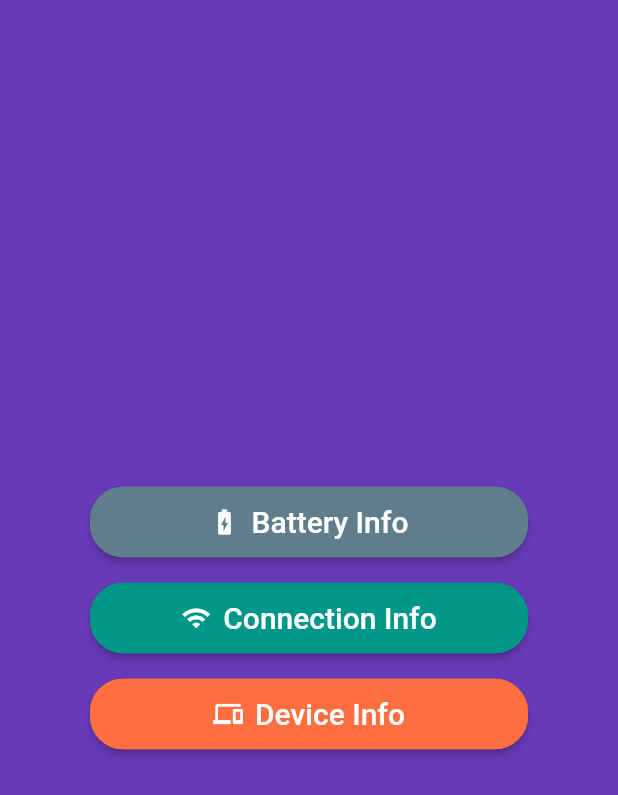
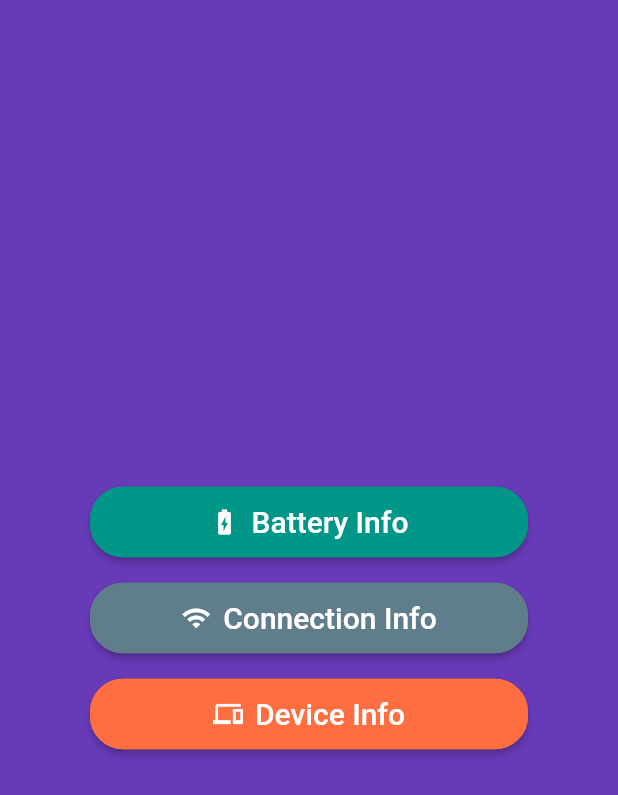
Before and after one commit to kaykobad/MyDeviceInfo-Flutter, a Flutter app: the screen it shows after launch, on a phone screen of 412 x 824 dp. Shown: the top 795 px of the screen. Run offline on Flutter 3.47's test engine with Material 2 defaults, Android fonts, the phone set to English and light mode, and no system bars; our stand-ins replace flutter_spinkit.

Commit message:
Introduce project constants and use them

```diff
--- /dev/null
+++ b/lib/constants.dart
@@ -0,0 +1,9 @@
+import 'package:flutter/material.dart';
+
+class ProjectConstants {
+  static final List<String> buttonLabels = ["Battery Info", "Connection Info", "Device Info"];
+  static final List<IconData> buttonIcons = [Icons.battery_charging_full, Icons.wifi, Icons.devices];
+  static final List<Color> buttonColors = [Colors.teal, Colors.blueGrey, Colors.deepOrangeAccent];
+  static final String projectName = 'My Device Info';
+  static final String courtesy = 'By Kaykobad Reza';
+}
--- a/lib/selection_screen.dart
+++ b/lib/selection_screen.dart
@@ -1,10 +1,7 @@
 import 'package:flutter/material.dart';
+import 'package:my_device_info/constants.dart';
 
 class OptionSelectionPage extends StatelessWidget {
-  final List<String> _buttonLabels = ["Battery Info", "Connection Info", "Device Info"];
-  final List<IconData> _buttonIcons = [Icons.battery_charging_full, Icons.wifi, Icons.devices];
-  final List<Color> _buttonColors = [Colors.blueGrey, Colors.teal, Colors.deepOrangeAccent];
-
   @override
   Widget build(BuildContext context) {
     return Scaffold(
@@ -29,15 +26,15 @@ class OptionSelectionPage extends StatelessWidget {
       width: double.infinity,
       padding: EdgeInsets.symmetric(vertical: 8.0, horizontal: 60.0),
       child: RaisedButton.icon(
-        color: _buttonColors[index],
+        color: ProjectConstants.buttonColors[index],
         padding: EdgeInsets.all(12.0),
         icon: Icon(
-          _buttonIcons[index],
+          ProjectConstants.buttonIcons[index],
           color: Colors.white,
           size: 20,
         ),
         label: Text(
-          _buttonLabels[index],
+          ProjectConstants.buttonLabels[index],
           style: TextStyle(
             color: Colors.white,
             fontSize: 20,
@@ -45,7 +42,7 @@ class OptionSelectionPage extends StatelessWidget {
         ),
         shape: RoundedRectangleBorder(
             borderRadius: BorderRadius.circular(22.0),
-            side: BorderSide(color: _buttonColors[index])
+            side: BorderSide(color: ProjectConstants.buttonColors[index])
         ),
         onPressed: (){},
       ),
--- a/lib/splash_screen.dart
+++ b/lib/splash_screen.dart
@@ -1,5 +1,6 @@
 import 'package:flutter/material.dart';
 import 'package:flutter_spinkit/flutter_spinkit.dart';
+import 'package:my_device_info/constants.dart';
 import 'dart:async';
 
 import 'package:my_device_info/selection_screen.dart';
@@ -31,7 +32,7 @@ class _SplashScreenState extends State<SplashScreen> {
                   mainAxisAlignment: MainAxisAlignment.center,
                   children: [
                     Text(
-                      "My Device Info",
+                      ProjectConstants.projectName,
                       style: TextStyle(
                         fontSize: 32,
                         color: Colors.white,
@@ -48,7 +49,7 @@ class _SplashScreenState extends State<SplashScreen> {
               Expanded(
                 flex: 1,
                 child: Text(
-                  "By Md. Kaykobad Reza",
+                  ProjectConstants.courtesy,
                   style: TextStyle(
                     fontSize: 14,
                     color: Colors.white,
```
